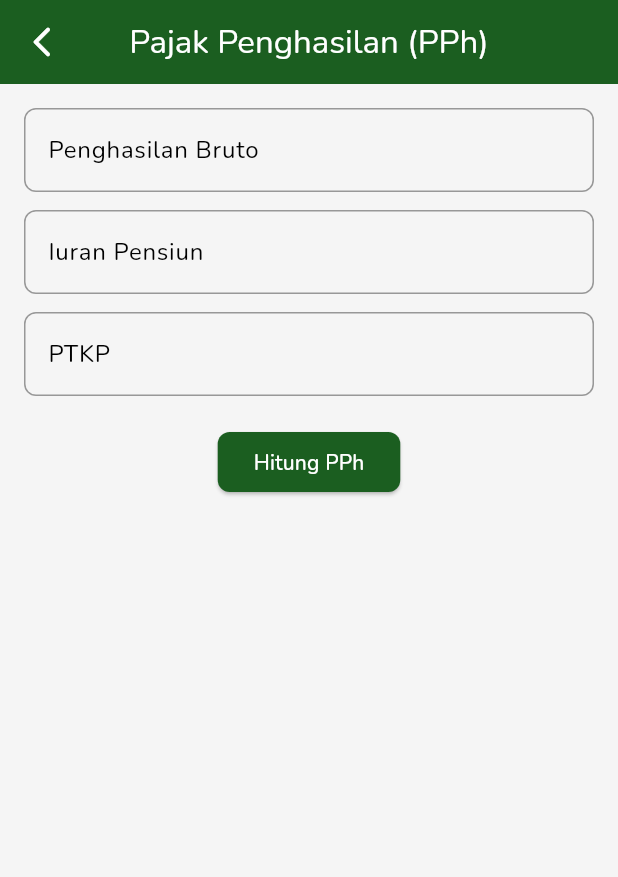
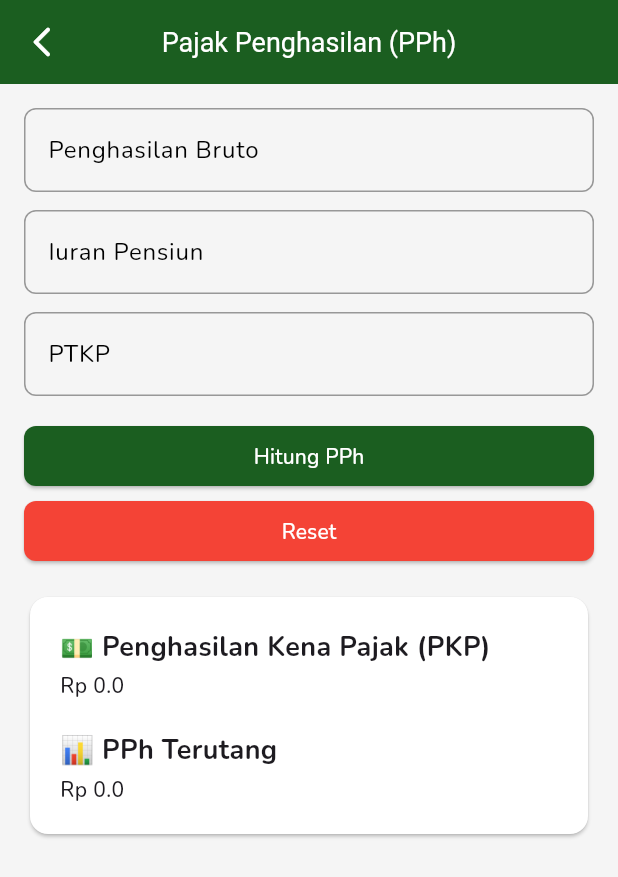
Before and after one commit to muuri19/PajakPro, a Flutter app: the PphCalculatorPage screen opened by its route, on a phone screen of 412 x 824 dp. Shown: the top 877 px of the screen. Run offline on Flutter 3.47's test engine with Material 3 defaults, Android fonts, the phone set to English and light mode, and no system bars; our stand-ins replace cached_network_image, google_fonts, loading_animation_widget; network calls fail.

Commit message:
update function Pajak Penghasilan (PPh)

```diff
--- a/lib/features/pajak_penghasilan/ui/pph_calculator_page.dart
+++ b/lib/features/pajak_penghasilan/ui/pph_calculator_page.dart
@@ -1,5 +1,6 @@
-// lib/screens/pph_calculator_page.dart
 import 'package:flutter/material.dart';
+import 'package:pajakpro/widgets/button_calculate.dart';
+import 'package:pajakpro/widgets/custom_textfield.dart';
 import '../services/pph_calculator.dart';
 import '../models/pph_calculation.dart';
 
@@ -27,6 +28,34 @@ class _PphCalculatorPageState extends State<PphCalculatorPage> {
     });
   }
 
+  void _resetInput() {
+    _penghasilanController.clear();
+    _iuranPensiunController.clear();
+    _ptkpController.clear();
+    setState(() {
+      _result = PphCalculation(
+          pkp: 0,
+          pphTerutang: 0,
+          penghasilanBruto: 0,
+          biayaJabatan: 0,
+          iuranPensiun: 0,
+          ptkp: 0);
+    });
+  }
+
+  @override
+  void initState() {
+    super.initState();
+
+    _result = PphCalculation(
+        pkp: 0,
+        pphTerutang: 0,
+        penghasilanBruto: 0,
+        biayaJabatan: 0,
+        iuranPensiun: 0,
+        ptkp: 0);
+  }
+
   @override
   Widget build(BuildContext context) {
     return Scaffold(
@@ -35,8 +64,8 @@ class _PphCalculatorPageState extends State<PphCalculatorPage> {
         backgroundColor: Colors.green.shade900,
         title: const Text(
           "Pajak Penghasilan (PPh)",
-          style: TextStyle(color: Colors.white),
         ),
+        titleTextStyle: const TextStyle(color: Colors.white, fontSize: 18),
         centerTitle: true,
         leading: GestureDetector(
             onTap: () {
@@ -53,82 +82,25 @@ class _PphCalculatorPageState extends State<PphCalculatorPage> {
           padding: const EdgeInsets.all(16.0),
           child: Column(
             children: [
-              TextField(
+              CustomTextfield(
                   controller: _penghasilanController,
-                keyboardType: TextInputType.number,
-                cursorColor: Colors.black,
-                decoration: InputDecoration(
-                    labelStyle: const TextStyle(color: Colors.black),
-                    labelText: "Penghasilan Bruto",
-                    enabledBorder: const OutlineInputBorder(
-                        borderRadius: BorderRadius.all(Radius.circular(8)),
-                        borderSide:
-                            BorderSide(color: Colors.black38, width: 1)),
-                    focusedBorder: OutlineInputBorder(
-                        borderRadius:
-                            const BorderRadius.all(Radius.circular(8)),
-                        borderSide:
-                            BorderSide(color: Colors.green.shade900, width: 2)),
-                    suffixText: "Rupiah"),
+                  labelText: "Penghasilan Bruto"),
+              const SizedBox(height: 12),
+              CustomTextfield(
+                  controller: _iuranPensiunController,
+                  labelText: "Iuran Pensiun"),
+              const SizedBox(height: 12),
+              CustomTextfield(controller: _ptkpController, labelText: "PTKP"),
+              const SizedBox(height: 20),
+              ButtonCalculate(
+                onPressed: _calculatePph,
+                text: "Hitung PPh",
+                color: Colors.green.shade900,
               ),
-              const SizedBox(
-                height: 12,
-              ),
-              TextField(
-                controller: _iuranPensiunController,
-                keyboardType: TextInputType.number,
-                cursorColor: Colors.black,
-                decoration: InputDecoration(
-                    labelStyle: const TextStyle(color: Colors.black),
-                    labelText: "Iuran Pensiun",
-                    enabledBorder: const OutlineInputBorder(
-                        borderRadius: BorderRadius.all(Radius.circular(8)),
-                        borderSide:
-                            BorderSide(color: Colors.black38, width: 1)),
-                    focusedBorder: OutlineInputBorder(
-                        borderRadius:
-                            const BorderRadius.all(Radius.circular(8)),
-                        borderSide:
-                            BorderSide(color: Colors.green.shade900, width: 2)),
-                    suffixText: "Rupiah"),
-              ),
-              const SizedBox(
-                height: 12,
-              ),
-              TextField(
-                controller: _ptkpController,
-                keyboardType: TextInputType.number,
-                cursorColor: Colors.black,
-                decoration: InputDecoration(
-                    labelStyle: const TextStyle(color: Colors.black),
-                    labelText: "PTKP",
-                    enabledBorder: const OutlineInputBorder(
-                        borderRadius: BorderRadius.all(Radius.circular(8)),
-                        borderSide:
-                            BorderSide(color: Colors.black38, width: 1)),
-                    focusedBorder: OutlineInputBorder(
-                        borderRadius:
-                            const BorderRadius.all(Radius.circular(8)),
-                        borderSide:
-                            BorderSide(color: Colors.green.shade900, width: 2)),
-                    suffixText: "Rupiah"),
-              ),
+              const SizedBox(height: 10),
+              ButtonCalculate(
+                  onPressed: _resetInput, text: "Reset", color: Colors.red),
               const SizedBox(height: 20),
-              ElevatedButton(
-                style: ElevatedButton.styleFrom(
-                  backgroundColor: Colors.green.shade900,
-                  shape: RoundedRectangleBorder(
-                    borderRadius: BorderRadius.circular(8),
-                  ),
-                ),
-                onPressed: _calculatePph,
-                child: const Text(
-                  "Hitung PPh",
-                  style: TextStyle(color: Colors.white),
-                ),
-              ),
-              const SizedBox(height: 20),
-              if (_result != null) ...[
               Card(
                 child: SizedBox(
                   width: MediaQuery.of(context).size.width,
@@ -142,35 +114,29 @@ class _PphCalculatorPageState extends State<PphCalculatorPage> {
                           style: TextStyle(
                               fontWeight: FontWeight.bold, fontSize: 18),
                         ),
-                            const SizedBox(
-                              height: 3,
-                            ),
+                        const SizedBox(height: 3),
                         Text(
                           "Rp ${_result!.pkp}",
                           style: const TextStyle(
                               fontSize: 14, fontWeight: FontWeight.w500),
                         ),
-                            const SizedBox(
-                              height: 20,
-                            ),
+                        const SizedBox(height: 20),
                         const Text(
                           "📊 PPh Terutang",
                           style: TextStyle(
                               fontWeight: FontWeight.bold, fontSize: 18),
                         ),
-                            const SizedBox(
-                              height: 3,
-                            ),
+                        const SizedBox(height: 3),
                         Text(
                           "Rp ${_result!.pphTerutang}",
                           style: const TextStyle(
                               fontSize: 14, fontWeight: FontWeight.w500),
-                            )
+                        ),
                       ],
                     ),
-                      )),
                   ),
-              ],
+                ),
+              ),
             ],
           ),
         ),
--- /dev/null
+++ b/lib/features/pajak_pertambahan_nilai/services/ppn_calculator.dart
@@ -0,0 +1,4 @@
+double hitungPPN(double hargaBarang) {
+  const double tarifPPN = 0.11; // PPN 11%
+  return hargaBarang * tarifPPN;
+}
--- a/lib/main.dart
+++ b/lib/main.dart
@@ -1,6 +1,7 @@
 import 'package:flutter/material.dart';
 import 'package:google_fonts/google_fonts.dart';
 import 'package:pajakpro/features/pajak_penghasilan/ui/pph_calculator_page.dart';
+import 'package:pajakpro/features/pajak_pertambahan_nilai/ui/ppn_calculator_page.dart';
 import 'package:pajakpro/pages/article_page.dart';
 import 'package:pajakpro/pages/dashboard_page.dart';
 import 'package:pajakpro/pages/navigation_page.dart';
@@ -29,7 +30,8 @@ class MyApp extends StatelessWidget {
         ArticlePage.routeName: (context) => const ArticlePage(),
 
         // Feature
-        PphCalculatorPage.routeName: (context) => const PphCalculatorPage()
+        PphCalculatorPage.routeName: (context) => const PphCalculatorPage(),
+        PpnCalculatorPage.routeName: (context) => const PpnCalculatorPage()
       },
     );
   }
--- a/lib/pages/dashboard_page.dart
+++ b/lib/pages/dashboard_page.dart
@@ -1,5 +1,6 @@
 import 'package:flutter/material.dart';
 import 'package:pajakpro/features/pajak_penghasilan/ui/pph_calculator_page.dart';
+import 'package:pajakpro/features/pajak_pertambahan_nilai/ui/ppn_calculator_page.dart';
 import 'package:pajakpro/widgets/button_menu_dashboard.dart';
 
 class DashboardPage extends StatelessWidget {
@@ -33,7 +34,9 @@ class DashboardPage extends StatelessWidget {
               ButtonMenuDashboard(
                 imagePath: 'assets/icons/pajak-pertambahan-nilai.png',
                 text: "Pajak Pertambahan Nilai (PPN)",
-                onPressed: () {},
+                onPressed: () {
+                  Navigator.pushNamed(context, PpnCalculatorPage.routeName);
+                },
               ),
               ButtonMenuDashboard(
                 imagePath: 'assets/icons/pajak-penjualan-atas-barang-mewah.png',
--- /dev/null
+++ b/lib/widgets/button_calculate.dart
@@ -0,0 +1,33 @@
+import 'package:flutter/material.dart';
+
+class ButtonCalculate extends StatelessWidget {
+  final VoidCallback onPressed;
+  final String text;
+  final Color color;
+  const ButtonCalculate(
+      {super.key,
+      required this.onPressed,
+      required this.text,
+      required this.color});
+
+  @override
+  Widget build(BuildContext context) {
+    return SizedBox(
+      height: 40,
+      width: MediaQuery.of(context).size.width,
+      child: ElevatedButton(
+        style: ElevatedButton.styleFrom(
+          backgroundColor: color,
+          shape: RoundedRectangleBorder(
+            borderRadius: BorderRadius.circular(8),
+          ),
+        ),
+        onPressed: onPressed,
+        child: Text(
+          text,
+          style: const TextStyle(color: Colors.white),
+        ),
+      ),
+    );
+  }
+}
--- /dev/null
+++ b/lib/widgets/custom_textfield.dart
@@ -0,0 +1,27 @@
+import 'package:flutter/material.dart';
+
+class CustomTextfield extends StatelessWidget {
+  final TextEditingController controller;
+  final String labelText;
+  const CustomTextfield(
+      {super.key, required this.controller, required this.labelText});
+
+  @override
+  Widget build(BuildContext context) {
+    return TextField(
+      cursorColor: Colors.green.shade900,
+      controller: controller,
+      keyboardType: TextInputType.number,
+      decoration: InputDecoration(
+          labelStyle: const TextStyle(color: Colors.black),
+          labelText: labelText,
+          enabledBorder: const OutlineInputBorder(
+              borderRadius: BorderRadius.all(Radius.circular(8)),
+              borderSide: BorderSide(color: Colors.black38, width: 1)),
+          focusedBorder: OutlineInputBorder(
+              borderRadius: const BorderRadius.all(Radius.circular(8)),
+              borderSide: BorderSide(color: Colors.green.shade900, width: 2)),
+          suffixText: "Rupiah"),
+    );
+  }
+}
--- a/pubspec.yaml
+++ b/pubspec.yaml
@@ -10,6 +10,9 @@ dependencies:
     sdk: flutter
   cupertino_icons: ^1.0.6
   google_fonts: ^6.2.1
+  cached_network_image: ^3.4.1
+  loading_animation_widget: ^1.2.1
+
 
 dev_dependencies:
   flutter_test:
```
Also changed, not shown: lib/features/pajak_pertambahan_nilai/ui/ppn_calculator_page.dart (added, +81 -0 lines), lib/pages/article_page.dart (+24 -7 lines), pubspec.lock, 1 other file. Lines whose indentation alone changed are shown as unchanged.
